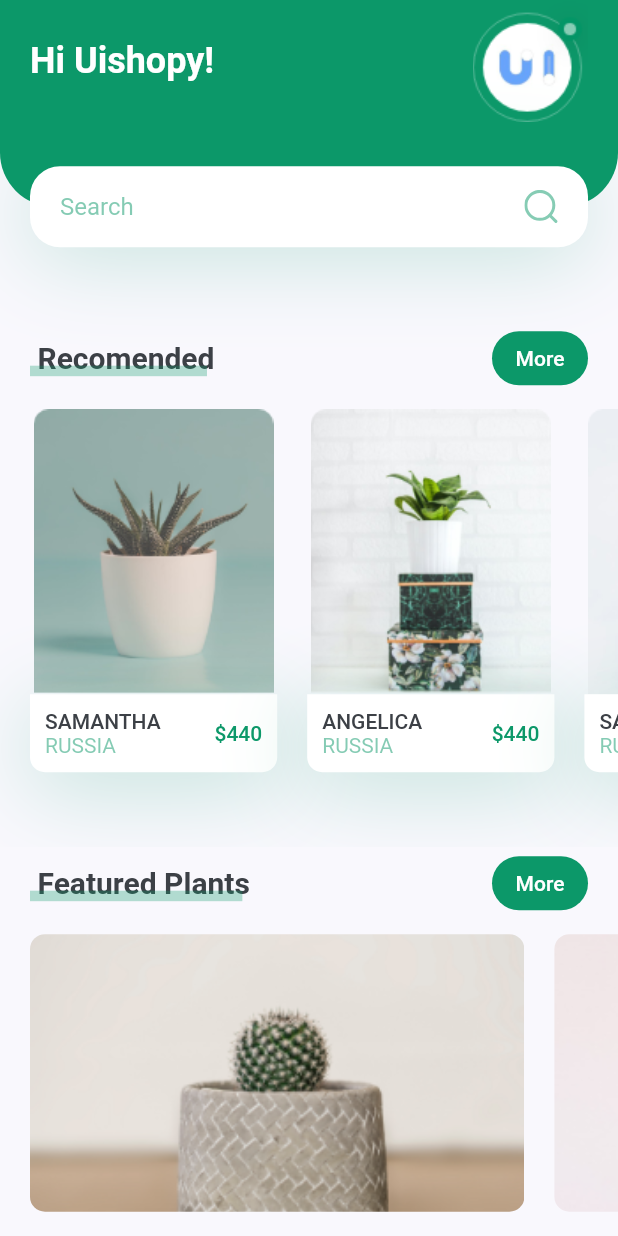
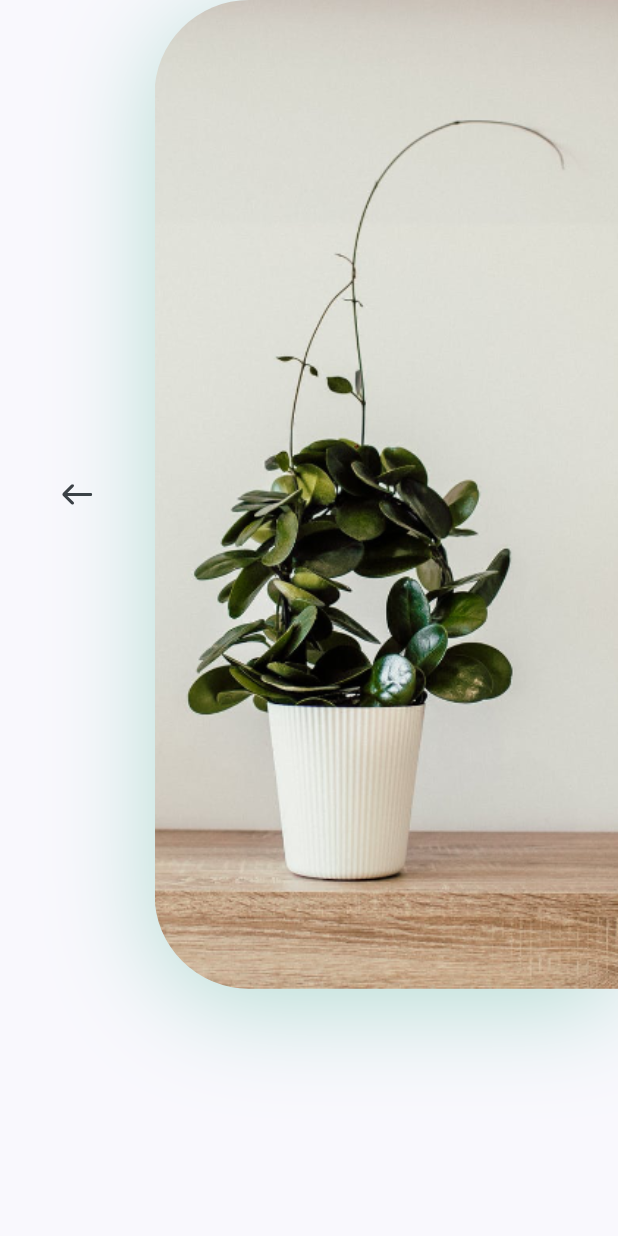
Before and after one commit to ten66/plant_app, a Flutter app: the screen it shows after launch, after a tap on an icon or button, on a phone screen of 412 x 824 dp. Run offline on Flutter 3.47's test engine with Material 2 defaults, Android fonts, the phone set to English and light mode, and no system bars; our stand-ins replace flutter_svg.

Commit message:
#3 画面遷移と詳細ページ画像、back arrowボタンの作成

```diff
--- a/lib/screens/details/components/body.dart
+++ b/lib/screens/details/components/body.dart
@@ -1,10 +1,56 @@
 import 'package:flutter/material.dart';
+import 'package:flutter_svg/flutter_svg.dart';
+import 'package:plant_app/constants.dart';
 
 class Body extends StatelessWidget {
   const Body({super.key});
 
   @override
   Widget build(BuildContext context) {
-    return const Placeholder();
+    Size size = MediaQuery.of(context).size;
+    return Column(
+      children: [
+        Row(
+          children: [
+            Expanded(
+              child: Column(
+                children: [
+                  IconButton(
+                    padding:
+                        const EdgeInsets.symmetric(horizontal: kDefaultPadding),
+                    onPressed: () {
+                      Navigator.pop(context);
+                    },
+                    icon: SvgPicture.asset('assets/icons/back_arrow.svg'),
+                  ),
+                ],
+              ),
+            ),
+            Container(
+              height: size.height * 0.8,
+              width: size.width * 0.75,
+              decoration: BoxDecoration(
+                borderRadius: const BorderRadius.only(
+                  topLeft: Radius.circular(63),
+                  bottomLeft: Radius.circular(63),
+                ),
+                boxShadow: [
+                  BoxShadow(
+                    offset: const Offset(0, 10),
+                    blurRadius: 60,
+                    color: kPrimaryColor.withOpacity(0.29),
+                  ),
+                ],
+                image: const DecorationImage(
+                  alignment: Alignment.centerLeft,
+                  fit: BoxFit.cover,
+                  image: AssetImage('assets/images/img.png'),
+                ),
+              ),
+            ),
+          ],
+        ),
+      ],
+    );
   }
 }
--- a/lib/screens/details/details_screen.dart
+++ b/lib/screens/details/details_screen.dart
@@ -1,5 +1,5 @@
 import 'package:flutter/material.dart';
-import 'package:plant_app/screens/home/components/body.dart';
+import 'package:plant_app/screens/details/components/body.dart';
 
 class DetailsScreen extends StatelessWidget {
   const DetailsScreen({super.key});
--- a/lib/screens/home/components/recomend_plants.dart
+++ b/lib/screens/home/components/recomend_plants.dart
@@ -24,7 +24,7 @@ class RecomendsPlants extends StatelessWidget {
               Navigator.push(
                 context,
                 MaterialPageRoute(
-                  builder: (context) => DetailsScreen(),
+                  builder: (context) => const DetailsScreen(),
                 ),
               );
             },
@@ -38,7 +38,7 @@ class RecomendsPlants extends StatelessWidget {
               Navigator.push(
                 context,
                 MaterialPageRoute(
-                  builder: (context) => DetailsScreen(),
+                  builder: (context) => const DetailsScreen(),
                 ),
               );
             },
@@ -52,7 +52,7 @@ class RecomendsPlants extends StatelessWidget {
               Navigator.push(
                 context,
                 MaterialPageRoute(
-                  builder: (context) => DetailsScreen(),
+                  builder: (context) => const DetailsScreen(),
                 ),
               );
             },
```
